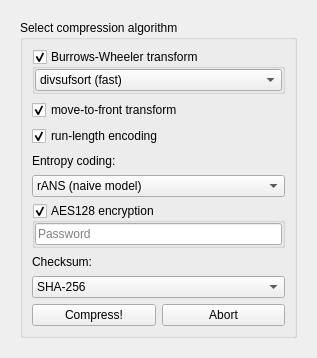
Above: processing_dialog.ui from 307372/Turbo-Kompresor-2000 before the change. Below: the same form after it.
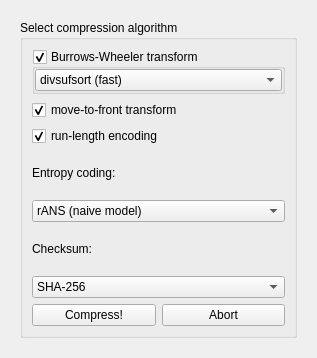
That is the form after the change. Icons and pictures are not drawn.

```diff
--- a/processing_dialog.ui
+++ b/processing_dialog.ui
@@ -254,79 +254,6 @@
             </item>
            </widget>
           </item>
-          <item>
-           <widget class="QGroupBox" name="groupBox_AES128">
-            <property name="sizePolicy">
-             <sizepolicy hsizetype="Preferred" vsizetype="Maximum">
-              <horstretch>0</horstretch>
-              <verstretch>0</verstretch>
-             </sizepolicy>
-            </property>
-            <property name="minimumSize">
-             <size>
-              <width>0</width>
-              <height>22</height>
-             </size>
-            </property>
-            <property name="title">
-             <string>AES128 encryption</string>
-            </property>
-            <property name="flat">
-             <bool>true</bool>
-            </property>
-            <property name="checkable">
-             <bool>true</bool>
-            </property>
-            <layout class="QVBoxLayout" name="_verticalLayout_8">
-             <property name="spacing">
-              <number>6</number>
-             </property>
-             <property name="leftMargin">
-              <number>0</number>
-             </property>
-             <property name="topMargin">
-              <number>0</number>
-             </property>
-             <property name="rightMargin">
-              <number>0</number>
-             </property>
-             <property name="bottomMargin">
-              <number>0</number>
-             </property>
-             <item>
-              <widget class="QLineEdit" name="line_edit_AES128_password">
-               <property name="sizePolicy">
-                <sizepolicy hsizetype="Expanding" vsizetype="Minimum">
-                 <horstretch>0</horstretch>
-                 <verstretch>0</verstretch>
-                </sizepolicy>
-               </property>
-               <property name="minimumSize">
-                <size>
-                 <width>0</width>
-                 <height>15</height>
-                </size>
-               </property>
-               <property name="toolTip">
-                <string/>
-               </property>
-               <property name="toolTipDuration">
-                <number>3</number>
-               </property>
-               <property name="echoMode">
-                <enum>QLineEdit::Password</enum>
-               </property>
-               <property name="placeholderText">
-                <string>Password</string>
-               </property>
-               <property name="clearButtonEnabled">
-                <bool>false</bool>
-               </property>
-              </widget>
-             </item>
-            </layout>
-           </widget>
-          </item>
           <item>
            <widget class="QLabel" name="_label_checksum">
             <property name="text">
```
Left out of the diff: 19 changed lines with no effect on the pictures.
